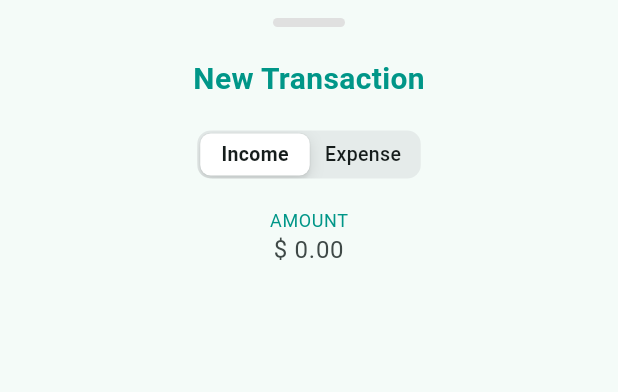
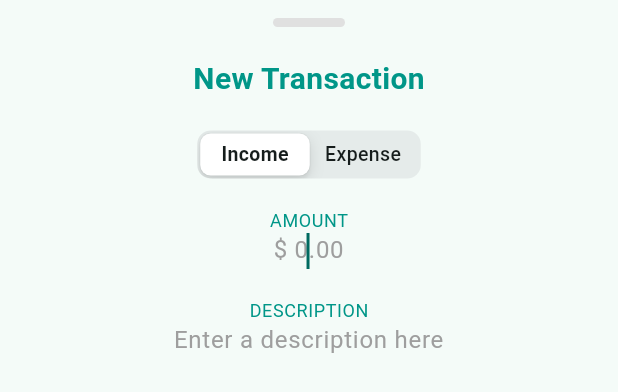
Before and after one commit to EduardoCastillo87/money_tracker, a Flutter app: the AddTransactionDialog widget shown alone on an empty page, opened directly, on a phone screen of 412 x 824 dp. Shown: the top 392 px of the screen. Run offline on Flutter 3.47's test engine with Material 3 defaults, Android fonts, the phone set to English and light mode, and no system bars; our stand-ins replace currency_text_input_formatter.

Commit message:
change sizebox value at 680 for 750

```diff
--- a/lib/view/components/add_transaction_dialog.dart
+++ b/lib/view/components/add_transaction_dialog.dart
@@ -17,7 +17,7 @@ class _AddTransactionDialogState extends State<AddTransactionDialog> {
     final textTheme = Theme.of(context).textTheme;
 
     return SizedBox(
-      height: 680,
+      height: 750,
       width: double.infinity,
       child: Column(
         children: [
@@ -59,8 +59,29 @@ class _AddTransactionDialogState extends State<AddTransactionDialog> {
               CurrencyTextInputFormatter.currency(symbol: '\$'),
             ],
             textAlign: TextAlign.center,
-            decoration: InputDecoration.collapsed(hintText: '\$ 0.00'),
+            decoration: const InputDecoration.collapsed(
+              hintText: '\$ 0.00',
+              hintStyle: TextStyle(color: Colors.grey),
+            ),
             keyboardType: TextInputType.number,
+            autofocus: true,
+          ),
+          SizedBox(height: 20),
+          Text(
+            'DESCRIPTION',
+            style: textTheme.bodySmall!.copyWith(color: Colors.teal),
+          ),
+          TextField(
+            inputFormatters: [
+              CurrencyTextInputFormatter.currency(symbol: '\$'),
+            ],
+            textAlign: TextAlign.center,
+            decoration: InputDecoration.collapsed(
+              hintText: 'Enter a description here',
+              hintStyle: TextStyle(color: Colors.grey),
+            ),
+            keyboardType: TextInputType.text,
+            autofocus: true,
           ),
         ],
       ),
```
